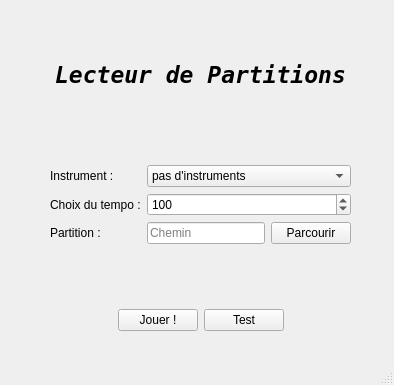
Above: app/mainwindow.ui from ComteHerrapait/music-reader before the change. Below: the same form after it.
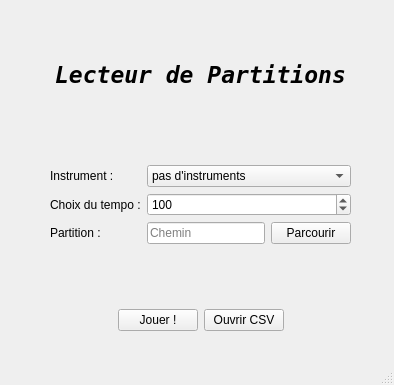
That is the form after the change.

Commit message: changed sounds and test button

Diff of the .ui file:
```diff
--- a/app/mainwindow.ui
+++ b/app/mainwindow.ui
@@ -151,7 +151,7 @@
           <bool>true</bool>
          </property>
          <property name="text">
-          <string>Test</string>
+          <string>Ouvrir CSV</string>
          </property>
         </widget>
        </item>
```
The commit also changes 147 other files.
